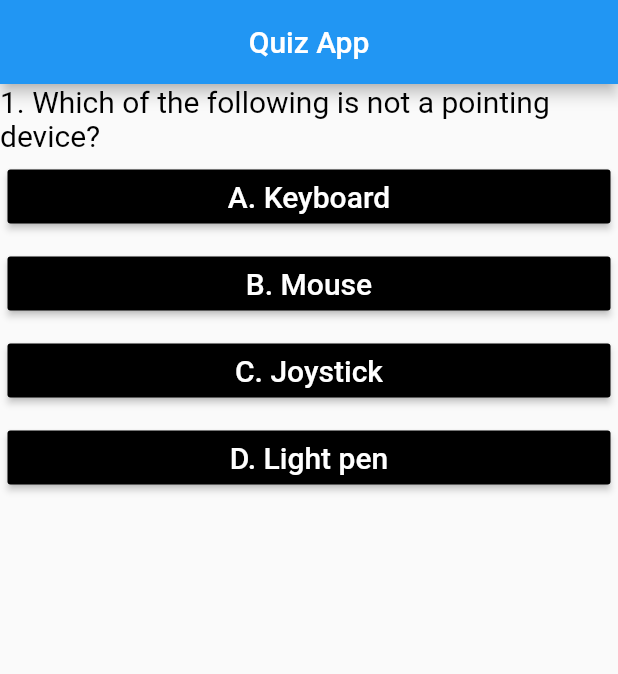
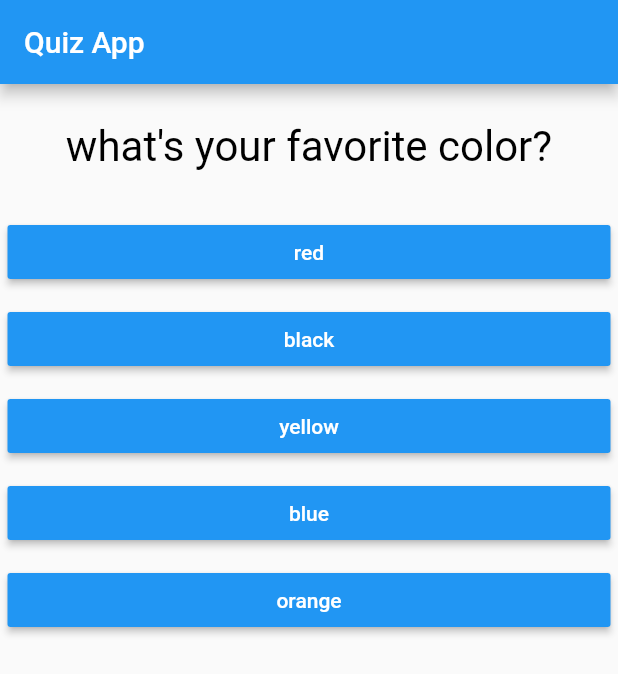
Before and after one commit to nahidulislamshakin/quiz_app, a Flutter app: the screen it shows after launch, on a phone screen of 412 x 824 dp. Shown: the top 674 px of the screen. Run offline on Flutter 3.47's test engine with Material 2 defaults, Android fonts, the phone set to English and light mode, and no system bars.

Commit message:
reset quiz

```diff
--- a/lib/answer.dart
+++ b/lib/answer.dart
@@ -1,25 +1,20 @@
 import 'package:flutter/material.dart';
 
-class Answer extends StatelessWidget {
-  final String answerList;
-  final VoidCallback changeQuestion;
-  Answer(this.answerList, this.changeQuestion);
+class Answers extends StatelessWidget {
+  final VoidCallback selectHandler;
+  final answerText;
+
+  Answers(this.selectHandler, this.answerText);
   @override
   Widget build(BuildContext context) {
-    // TODO: implement build
-    return Center(
-      child: Container(
-        width: double.infinity,
-        margin: EdgeInsets.all(5),
-        child: RaisedButton(
-          color: Colors.black,
-          child: Text(
-            answerList,
-            style: TextStyle(fontSize: 20, color: Colors.white),
-          ),
-          onPressed: changeQuestion,
-        ),
-      ),
+    return Container(
+      width: double.infinity,
+      margin: EdgeInsets.all(5),
+      child: RaisedButton(
+          color: Colors.blue,
+          textColor: Colors.white,
+          child: Text(answerText),
+          onPressed: selectHandler),
     );
   }
 }
--- a/lib/main.dart
+++ b/lib/main.dart
@@ -1,184 +1,160 @@
 import 'package:flutter/material.dart';
-import 'package:quiz_app/question.dart';
-import 'package:quiz_app/answer.dart';
+import 'package:flutter/widgets.dart';
 
-void main() {
-  runApp(App());
-}
+import './quiz.dart';
+import './result.dart';
 
-class App extends StatefulWidget {
+void main() => runApp(MyApp());
+
+class MyApp extends StatefulWidget {
+  @override
   State<StatefulWidget> createState() {
-    return AppState();
+    // TODO: implement createState
+    return _MyAppState();
   }
 }
 
-class AppState extends State {
-  int idx = 0;
-  void changeQuestion() {
+class _MyAppState extends State<MyApp> {
+  final _questions = const [
+    {
+      'questionText': 'what\'s your favorite color?',
+      'answers': [
+        {'text': 'red', 'score': 0},
+        {'text': 'black', 'score': 0},
+        {'text': 'yellow', 'score': 0},
+        {'text': 'blue', 'score': 1},
+        {'text': 'orange', 'score': 0},
+      ]
+    },
+    {
+      'questionText': 'what\'s your favorite animal?',
+      'answers': [
+        {'text': 'camel', 'score': 0},
+        {'text': 'cow', 'score': 0},
+        {'text': 'goat', 'score': 0},
+        {'text': 'tiger', 'score': 1},
+        {'text': 'cat', 'score': 0},
+      ]
+    },
+    {
+      'questionText': 'what\'s your favorite country?',
+      'answers': [
+        {'text': 'USA', 'score': 0},
+        {'text': 'UK', 'score': 0},
+        {'text': 'EU', 'score': 0},
+        {'text': 'BD', 'score': 1},
+        {'text': 'UAE', 'score': 0},
+      ]
+    },
+    {
+      'questionText': 'what\'s our capital?',
+      'answers': [
+        {'text': 'khulna', 'score': 0},
+        {'text': 'rajshahi', 'score': 0},
+        {'text': 'syhlet', 'score': 0},
+        {'text': 'dhaka', 'score': 1},
+        {'text': 'chottogram', 'score': 0},
+      ]
+    },
+    {
+      'questionText': 'what\'s our common foods?',
+      'answers': [
+        {'text': 'banana', 'score': 0},
+        {'text': 'potatoes', 'score': 0},
+        {'text': 'barli', 'score': 0},
+        {'text': 'rice', 'score': 1},
+        {'text': 'pizza', 'score': 0},
+      ]
+    },
+    {
+      'questionText': 'what\'s our national fruit?',
+      'answers': [
+        {'text': 'mango', 'score': 0},
+        {'text': 'apple', 'score': 0},
+        {'text': 'grape', 'score': 0},
+        {'text': 'jack fruit', 'score': 1},
+        {'text': 'pine apple', 'score': 0},
+      ]
+    },
+    {
+      'questionText': 'who wrote our national anthem?',
+      'answers': [
+        {'text': 'kazi nazrul islam', 'score': 0},
+        {'text': 'promoth chawdhury', 'score': 0},
+        {'text': 'Sorotchandra chattapadhay', 'score': 0},
+        {'text': 'Rabindranath Tagore', 'score': 1},
+        {'text': 'Bivutovushon chattapaddhay', 'score': 0},
+      ]
+    },
+    {
+      'questionText': 'which country is our best donar?',
+      'answers': [
+        {'text': 'china', 'score': 0},
+        {'text': 'canadaq', 'score': 0},
+        {'text': 'india', 'score': 0},
+        {'text': 'japan', 'score': 1},
+        {'text': 'ameriaca', 'score': 0},
+      ]
+    },
+    {
+      'questionText': 'which company change its name as Metaverse?',
+      'answers': [
+        {'text': 'apple', 'score': 0},
+        {'text': 'google', 'score': 0},
+        {'text': 'amazon', 'score': 0},
+        {'text': 'facebook', 'score': 1},
+        {'text': 'twitter', 'score': 0},
+      ]
+    },
+    {
+      'questionText': 'who is the founder of SpaceX?',
+      'answers': [
+        {'text': 'stave jobs', 'score': 0},
+        {'text': 'bill gates', 'score': 0},
+        {'text': 'mark zukerberg', 'score': 0},
+        {'text': 'elon mask', 'score': 1},
+        {'text': 'jeff bejos', 'score': 0},
+      ]
+    },
+  ];
+  var _answerIndex = 0;
+  var _totalScore = 0;
+
+  void _resetQuiz() {
     setState(() {
-      idx++;
+      _answerIndex = 0;
+      _totalScore = 0;
     });
   }
 
-  var questionList = [
-    {
-      'question': '1. Which of the following is not a pointing device?',
-      'answer': ['A. Keyboard', 'B. Mouse', 'C. Joystick', 'D. Light pen']
-    },
-    {
-      'question': '2. On which menu are cut copy and paste options available',
-      'answer': ['A. File', 'B. Edit', 'C. View', 'D. None of these']
-    },
-    {
-      'question':
-          '3. Which is considered to be the computers short-term memory?',
-      'answer': ['A.REM', 'B. ROM', 'C. RAM', 'D. RIM']
-    },
-    {
-      'question':
-          '3. Which is considered to be the computers short-term memory?',
-      'answer': ['A.REM', 'B. ROM', 'C. RAM', 'D. RIM']
-    },
-    {
-      'question': '4. What are the four major components of a computer?',
-      'answer': [
-        'A.Input Devices, CPU, Storage, Output Devices',
-        'B. Input Devices, Processing Unit, Storage, Output Devices',
-        'C. Motherboard, Processing Unit, Storage, Output Devices',
-        'D. Input Devices, Processing Unit, Memory, Output Devices'
-      ]
-    },
-    {
-      'question': '5. Which one has two examples of output devices?',
-      'answer': [
-        'A.Monitor and scanner',
-        'B. Speaker and keyboard',
-        'C. Printer and scanner',
-        'D. Speaker and printer'
-      ]
-    },
-    {
-      'question': '6. What is the brain of the computer?',
-      'answer': ['A. Motherboard', 'B.  Memory', 'C. CPU', 'D. NIC']
-    },
-    {
-      'question': '7. Application software...',
-      'answer': [
-        'A. Tells the computer components what to do',
-        'B. Let\'s the computer interact with the user',
-        'C. Let\'s the user perform a task.',
-        'D. Is encoded on a piece of hardware.'
-      ]
-    },
-    {
-      'question': '8. How do programs make request to the Operating System?',
-      'answer': ['A. GUI', 'B. API', 'C. TCP', 'D. SMB']
-    },
-    {
-      'question': '9. What allows multiple programs to run on a computer?',
-      'answer': ['A. NIC', 'B. OS', 'C. API', 'D. GUI']
-    },
-    {
-      'question': '10. When was the world wide we invented?',
-      'answer': ['A. 1974', 'B. 1982', 'C. 1991', 'D. 1999']
-    },
-    {
-      'question': '11. Everything physical in a computer is attached to the...',
-      'answer': ['A. Hard drive', 'B. CPU', 'C. Memory', 'D. Motherboard']
-    },
-    {
-      'question':
-          '12. Information that is broken down into small chunks before it is sent to another computer are called...',
-      'answer': ['A. Letters', 'B. Packets', 'C. Messages', 'D. Packages']
-    },
-    {
-      'question': '13. What does GUI stand for....?',
-      'answer': [
-        'A. Graphical User Interim',
-        'B. Geographical User Interruption',
-        'C. Graphical User Interface',
-        'D. Gain Upper Intensity'
-      ]
-    },
-    {
-      'question':
-          '14. What type of software is free to try but then you have to buy?',
-      'answer': [
-        'A. Commercial',
-        'B. Shareware',
-        'C. Opensource',
-        'D. Microsoft Word'
-      ]
-    },
-    {
-      'question':
-          '15. Which of the following is the binary representation of 4 5/8?',
-      'answer': ['A. 110.101', 'B. 100.101', 'C. 10.011', 'D. 100.11']
-    },
-    {
-      'question': '16. A segment of a track in a mass storage system',
-      'answer': ['A. Pixel', 'B. Address', 'C. Sector', 'D. Flip-flop']
-    },
-    {
-      'question': '17. A numeric value used to identify a memory cell',
-      'answer': [
-        'A. Hexadecimal notation',
-        'B. Boolean operation',
-        'C. Bit',
-        'D. Address'
-      ]
-    },
-    {
-      'question':
-          '18. A means of encoding text in which each symbol is represented by 16 bits',
-      'answer': ['A. ISO', 'B. ASCII', 'C. Unicode', 'D. LZW']
-    },
-    {
-      'question':
-          '19. Which of the following is not one of the three major classes of information systems?',
-      'answer': [
-        'A. Decision support system',
-        'B. Collaboration system',
-        'C. Management information system',
-        'D. Transaction processing system'
-      ]
-    },
-    {
-      'question':
-          '20. Which of the following is not one of the functions of an information system?',
-      'answer': [
-        'A. Maintaining files',
-        'B. Producing information',
-        'C. Make decisions',
-        'D. Generate report'
-      ]
+  void _answerQuestions(int score) {
+    setState(() {
+      _totalScore = _totalScore + score;
+    });
+
+    setState(() {
+      _answerIndex = _answerIndex + 1;
+    });
+
+    if (_answerIndex < _questions.length) {
+      print('you have more questions');
     }
-  ];
+  }
+
   @override
   Widget build(BuildContext context) {
     return MaterialApp(
-        home: Scaffold(
-            appBar:
-             AppBar(
-
-              title: Text("Quiz App"),
-              centerTitle: true,
-            ),
-            body: idx < questionList.length
-                ? Column(
-                    children: [
-                      Question(questionList[idx]['question'] as String),
-                      ...(questionList[idx]['answer'] as List<String>)
-                          .map((answerList) {
-                        return Answer(answerList, changeQuestion);
-                      }).toList()
-                    ],
-                  )
-                : Center(
-                    child: Text(
-                      "You are all done",
-                      style: TextStyle(fontSize: 20, color: Colors.black),
-                    ),
-                  )));
+      home: Scaffold(
+        appBar: AppBar(
+          title: Text('Quiz App'),
+        ),
+        body: _answerIndex < _questions.length
+            ? Quiz(
+                answerQuestions: _answerQuestions,
+                answerIndex: _answerIndex,
+                questions: _questions)
+            : Result(_totalScore, _resetQuiz),
+      ),
+    );
   }
 }
--- a/lib/question.dart
+++ b/lib/question.dart
@@ -1,15 +1,23 @@
+import 'package:flutter/cupertino.dart';
 import 'package:flutter/material.dart';
 
-class Question extends StatelessWidget {
-  final String questionList;
-  Question(this.questionList);
+class Questions extends StatelessWidget {
+  final String quesitonText;
+
+  Questions(this.quesitonText);
+
   @override
   Widget build(BuildContext context) {
-    // TODO: implement build
-    return Center(
+    return Container(
+      width: double.infinity,
+      margin: EdgeInsets.all(25),
       child: Text(
-        questionList,
-        style: TextStyle(fontSize: 20, color: Colors.black),
+        quesitonText,
+        style: TextStyle(
+          fontSize: 28,
+          color: Colors.black,
+        ),
+        textAlign: TextAlign.center,
       ),
     );
   }
--- /dev/null
+++ b/lib/quiz.dart
@@ -0,0 +1,32 @@
+// ignore: file_names
+// ignore: file_names
+import 'package:flutter/material.dart';
+
+import './question.dart';
+import './answer.dart';
+
+class Quiz extends StatelessWidget {
+  final List<Map<String, Object>> questions;
+  final int answerIndex;
+  final Function answerQuestions;
+
+  // ignore: use_key_in_widget_constructors
+  Quiz(
+      {required this.answerQuestions,
+      required this.questions,
+      required this.answerIndex});
+
+  @override
+  Widget build(BuildContext context) {
+    return Column(
+      children: [
+        Questions(questions[answerIndex]['questionText'] as String),
+        ...(questions[answerIndex]['answers'] as List<Map<String, Object>>)
+            .map((answer) {
+          return Answers(
+              () => answerQuestions(answer['score']), answer['text']);
+        }),
+      ],
+    );
+  }
+}
--- /dev/null
+++ b/lib/result.dart
@@ -0,0 +1,51 @@
+import 'package:flutter/material.dart';
+
+class Result extends StatelessWidget {
+  final int resultScore;
+  final VoidCallback resetHnadler;
+
+  Result(this.resultScore, this.resetHnadler);
+
+  String get resultPhrase {
+    var resultText = 'the quiz is completed!';
+    if (resultScore >= 8) {
+      resultText = 'you are excellent! You got  -$resultScore';
+    } else if (resultScore >= 5) {
+      resultText = 'you are good, You got -$resultScore';
+    } else if (resultScore >= 3) {
+      resultText = 'you are pass, You got -$resultScore';
+    } else {
+      resultText = 'you failed! You got -$resultScore';
+    }
+    return resultText;
+  }
+
+  @override
+  Widget build(BuildContext context) {
+    return Center(
+      child: Column(
+        children: [
+          Text(
+            resultPhrase,
+            style: TextStyle(
+              fontSize: 36,
+              fontWeight: FontWeight.bold,
+            ),
+            textAlign: TextAlign.center,
+          ),
+          FlatButton(
+              textColor: Colors.blue,
+              color: Colors.grey[100],
+              child: Text(
+                'Restart Quiz!',
+                style: TextStyle(
+                  fontSize: 28,
+                  fontWeight: FontWeight.bold,
+                ),
+              ),
+              onPressed: resetHnadler),
+        ],
+      ),
+    );
+  }
+}
```
